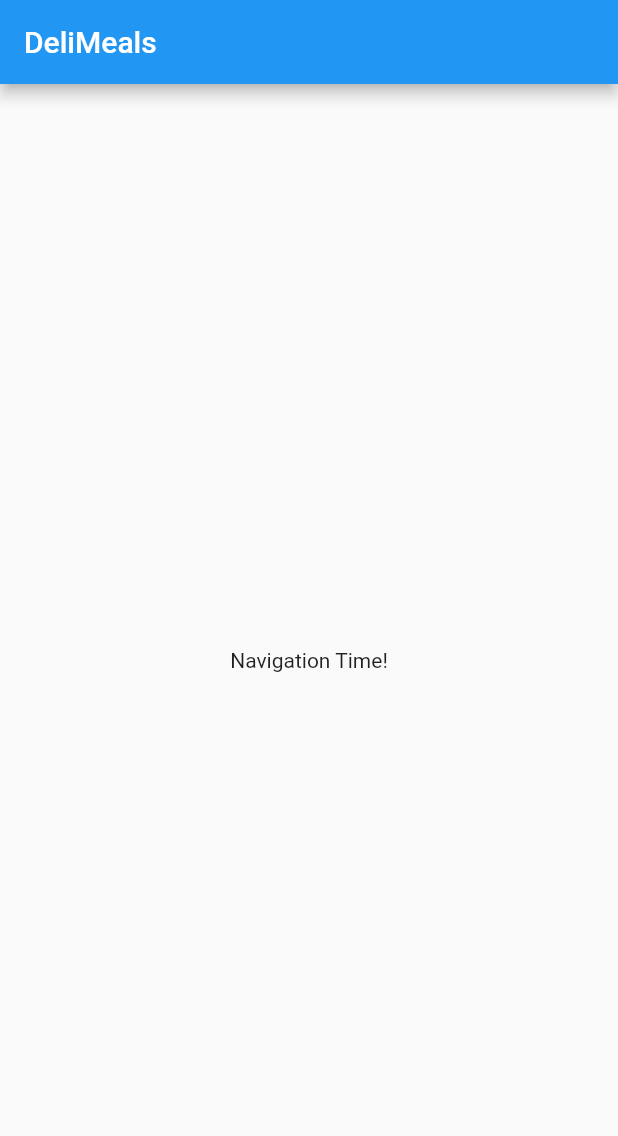
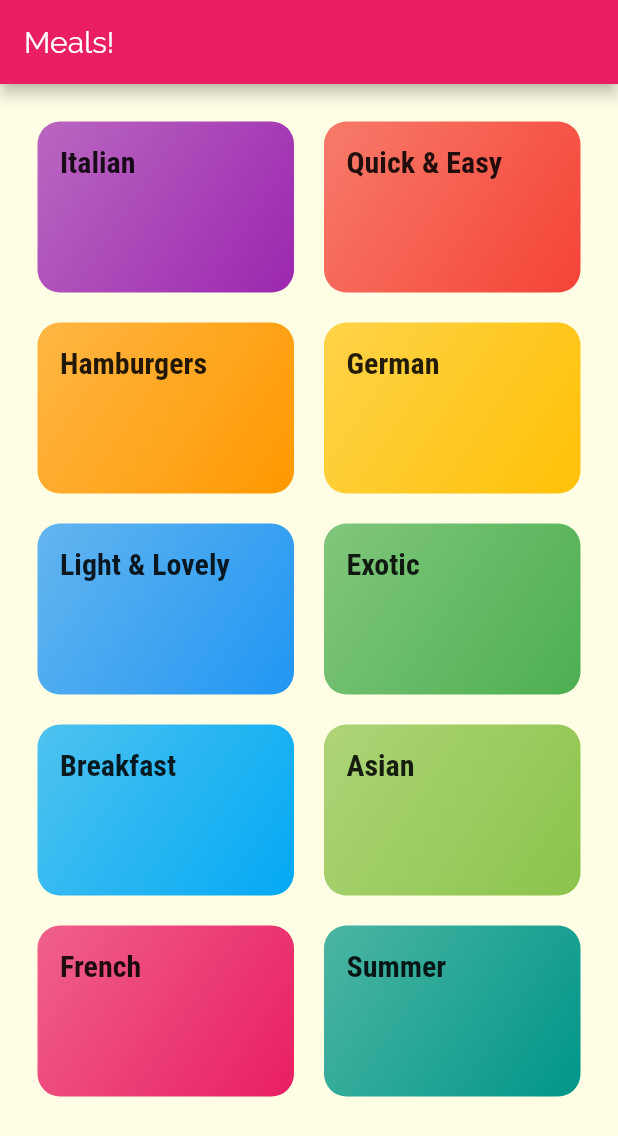
Before and after one commit to shamilihsan/meal_app, a Flutter app: the screen it shows after launch, on a phone screen of 412 x 824 dp. Shown: the top 1136 px of the screen. Run offline on Flutter 3.47's test engine with Material 2 defaults, Android fonts, the phone set to English and light mode, and no system bars.

Commit message:
Added main grid and added fonts and theme styling

```diff
--- /dev/null
+++ b/lib/categories_screen.dart
@@ -0,0 +1,30 @@
+import 'package:flutter/material.dart';
+
+import 'package:meal_app/category_item.dart';
+
+import './dummy_data.dart';
+
+class CategoriesScreen extends StatelessWidget {
+  @override
+  Widget build(BuildContext context) {
+    return Scaffold(
+      appBar: AppBar(
+        title: const Text('Meals!'),
+      ),
+      body: GridView(
+        padding: const EdgeInsets.all(25),
+        children: DUMMY_CATEGORIES
+            .map(
+              (catData) => CategoryItem(catData.title, catData.color),
+            )
+            .toList(),
+        gridDelegate: SliverGridDelegateWithMaxCrossAxisExtent(
+          maxCrossAxisExtent: 200,
+          childAspectRatio: 3 / 2,
+          crossAxisSpacing: 20,
+          mainAxisSpacing: 20,
+        ),
+      ),
+    );
+  }
+}
--- /dev/null
+++ b/lib/category_item.dart
@@ -0,0 +1,30 @@
+import 'package:flutter/material.dart';
+
+class CategoryItem extends StatelessWidget {
+  final String title;
+  final Color color;
+
+  CategoryItem(this.title, this.color);
+
+  @override
+  Widget build(BuildContext context) {
+    return Container(
+      padding: const EdgeInsets.all(15),
+      child: Text(
+        title,
+        style: Theme.of(context).textTheme.title,
+      ),
+      decoration: BoxDecoration(
+        gradient: LinearGradient(
+          colors: [
+            color.withOpacity(0.7),
+            color,
+          ],
+          begin: Alignment.topLeft,
+          end: Alignment.bottomRight,
+        ),
+        borderRadius: BorderRadius.circular(15),
+      ),
+    );
+  }
+}
--- /dev/null
+++ b/lib/dummy_data.dart
@@ -0,0 +1,56 @@
+import 'package:flutter/material.dart';
+
+import './models/category.dart';
+
+const DUMMY_CATEGORIES = const [
+  Category(
+    id: 'c1',
+    title: 'Italian',
+    color: Colors.purple,
+  ),
+  Category(
+    id: 'c2',
+    title: 'Quick & Easy',
+    color: Colors.red,
+  ),
+  Category(
+    id: 'c3',
+    title: 'Hamburgers',
+    color: Colors.orange,
+  ),
+  Category(
+    id: 'c4',
+    title: 'German',
+    color: Colors.amber,
+  ),
+  Category(
+    id: 'c5',
+    title: 'Light & Lovely',
+    color: Colors.blue,
+  ),
+  Category(
+    id: 'c6',
+    title: 'Exotic',
+    color: Colors.green,
+  ),
+  Category(
+    id: 'c7',
+    title: 'Breakfast',
+    color: Colors.lightBlue,
+  ),
+  Category(
+    id: 'c8',
+    title: 'Asian',
+    color: Colors.lightGreen,
+  ),
+  Category(
+    id: 'c9',
+    title: 'French',
+    color: Colors.pink,
+  ),
+  Category(
+    id: 'c10',
+    title: 'Summer',
+    color: Colors.teal,
+  ),
+];
--- a/lib/main.dart
+++ b/lib/main.dart
@@ -1,4 +1,5 @@
 import 'package:flutter/material.dart';
+import 'package:meal_app/categories_screen.dart';
 
 void main() => runApp(MyApp());
 
@@ -8,28 +9,25 @@ class MyApp extends StatelessWidget {
     return MaterialApp(
       title: 'DeliMeals',
       theme: ThemeData(
-        primarySwatch: Colors.blue,
+        primarySwatch: Colors.pink,
+        accentColor: Colors.amber,
+        canvasColor: Color.fromRGBO(255, 254, 229, 1),
+        fontFamily: 'Raleway',
+        textTheme: ThemeData.light().textTheme.copyWith(
+              body1: TextStyle(
+                color: Color.fromRGBO(20, 51, 51, 1),
+              ),
+              body2: TextStyle(
+                color: Color.fromRGBO(20, 51, 51, 1),
+              ),
+              title: TextStyle(
+                fontSize: 20,
+                fontFamily: 'RobotoCondensed',
+                fontWeight: FontWeight.bold,
+              ),
+            ),
       ),
-      home: MyHomePage(),
+      home: CategoriesScreen(),
     );
   }
 }
-
-class MyHomePage extends StatefulWidget {
-  @override
-  _MyHomePageState createState() => _MyHomePageState();
-}
-
-class _MyHomePageState extends State<MyHomePage> {
-  @override
-  Widget build(BuildContext context) {
-    return Scaffold(
-      appBar: AppBar(
-        title: Text('DeliMeals'),
-      ),
-      body: Center(
-        child: Text('Navigation Time!'),
-      ),
-    );
-  }
-}
--- /dev/null
+++ b/lib/models/category.dart
@@ -0,0 +1,13 @@
+import 'package:flutter/material.dart';
+
+class Category {
+  final String id;
+  final String title;
+  final Color color;
+
+  const Category({
+    @required this.id,
+    @required this.title,
+    this.color = Colors.orange,
+  });
+}
```
Also changed, not shown: pubspec.yaml (+17 -6 lines), assets/fonts/Raleway-Black.ttf (added), assets/fonts/Raleway-Bold.ttf (added), assets/fonts/Raleway-Regular.ttf (added), assets/fonts/RobotoCondensed-Bold.ttf (added), assets/fonts/RobotoCondensed-Italic.ttf (added), assets/fonts/RobotoCondensed-Light.ttf (added), assets/fonts/RobotoCondensed-Regular.ttf (added).
